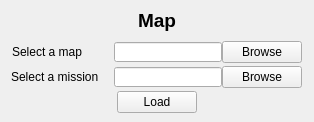
This is src/ihm/widgets/mapmenu.ui in bmael/I-rover as Qt 5 draws it before an edit. The edited form follows.
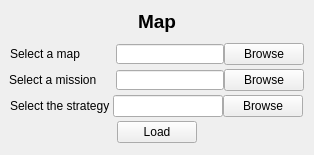
This is the edited form.

Patch:
```diff
--- a/src/ihm/widgets/mapmenu.ui
+++ b/src/ihm/widgets/mapmenu.ui
@@ -7,7 +7,7 @@
     <x>0</x>
     <y>0</y>
     <width>314</width>
-    <height>122</height>
+    <height>155</height>
    </rect>
   </property>
   <property name="minimumSize">
@@ -153,7 +153,7 @@
          </property>
          <property name="sizeHint" stdset="0">
           <size>
-           <width>32</width>
+           <width>36</width>
            <height>20</height>
           </size>
          </property>
@@ -236,7 +236,7 @@
          </property>
          <property name="sizeHint" stdset="0">
           <size>
-           <width>15</width>
+           <width>19</width>
            <height>20</height>
           </size>
          </property>
@@ -282,6 +282,92 @@
      </item>
     </layout>
    </item>
+   <item>
+    <layout class="QHBoxLayout" name="horizontalLayout_7">
+     <property name="spacing">
+      <number>-1</number>
+     </property>
+     <item>
+      <spacer name="horizontalSpacer_11">
+       <property name="orientation">
+        <enum>Qt::Horizontal</enum>
+       </property>
+       <property name="sizeHint" stdset="0">
+        <size>
+         <width>40</width>
+         <height>20</height>
+        </size>
+       </property>
+      </spacer>
+     </item>
+     <item>
+      <widget class="QLabel" name="label_4">
+       <property name="text">
+        <string>Select the strategy </string>
+       </property>
+      </widget>
+     </item>
+     <item>
+      <layout class="QHBoxLayout" name="horizontalLayout_8">
+       <property name="spacing">
+        <number>0</number>
+       </property>
+       <item>
+        <spacer name="horizontalSpacer_12">
+         <property name="orientation">
+          <enum>Qt::Horizontal</enum>
+         </property>
+         <property name="sizeType">
+          <enum>QSizePolicy::Fixed</enum>
+         </property>
+         <property name="sizeHint" stdset="0">
+          <size>
+           <width>0</width>
+           <height>20</height>
+          </size>
+         </property>
+        </spacer>
+       </item>
+       <item>
+        <widget class="QLineEdit" name="strategyLineEdit">
+         <property name="sizePolicy">
+          <sizepolicy hsizetype="Fixed" vsizetype="Fixed">
+           <horstretch>0</horstretch>
+           <verstretch>0</verstretch>
+          </sizepolicy>
+         </property>
+         <property name="minimumSize">
+          <size>
+           <width>110</width>
+           <height>0</height>
+          </size>
+         </property>
+        </widget>
+       </item>
+       <item>
+        <widget class="QPushButton" name="strategyPushButton">
+         <property name="text">
+          <string>Browse</string>
+         </property>
+        </widget>
+       </item>
+       <item>
+        <spacer name="horizontalSpacer_13">
+         <property name="orientation">
+          <enum>Qt::Horizontal</enum>
+         </property>
+         <property name="sizeHint" stdset="0">
+          <size>
+           <width>40</width>
+           <height>20</height>
+          </size>
+         </property>
+        </spacer>
+       </item>
+      </layout>
+     </item>
+    </layout>
+   </item>
    <item>
     <layout class="QHBoxLayout" name="horizontalLayout_6">
      <item>
```
Left out of the diff: 2 changed lines with no effect on the pictures.
